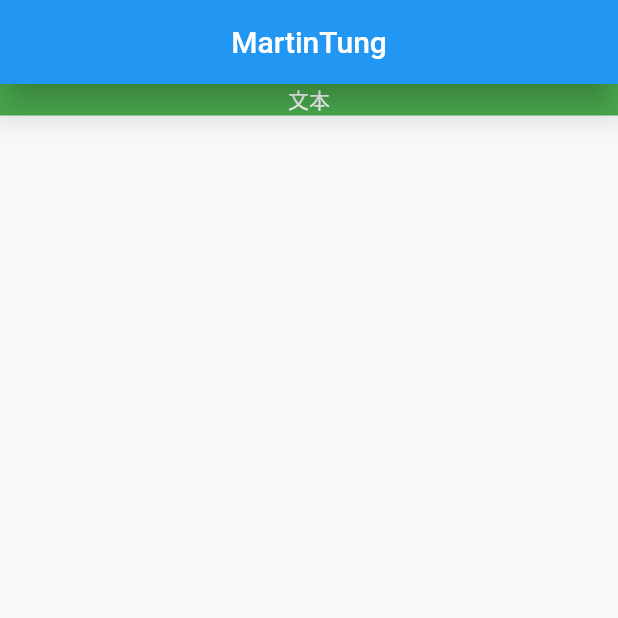
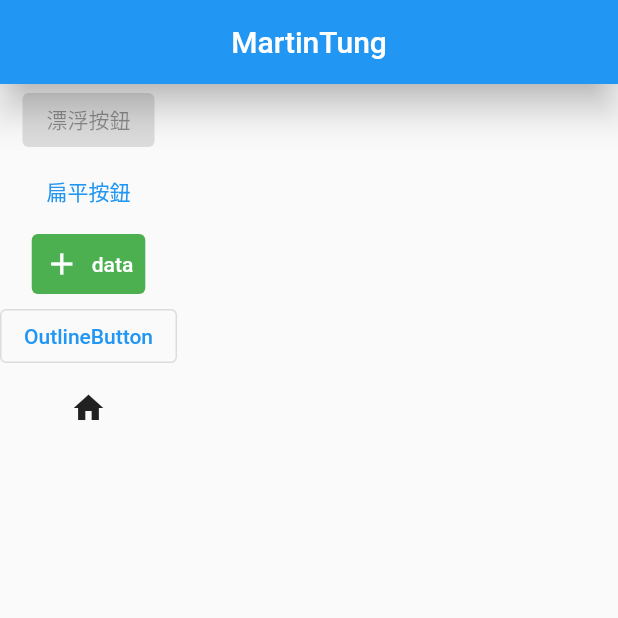
Before and after one commit to martin25tung/flutter_basic, a Flutter app: the screen it shows after launch, on a phone screen of 412 x 824 dp, the top half of it. Run offline on Flutter 3.47's test engine with Material 2 defaults, Android fonts, the light colour scheme and no system bars.

Commit message:
按鈕Button

```diff
--- a/lib/main.dart
+++ b/lib/main.dart
@@ -33,7 +33,7 @@ class HomePage extends StatelessWidget {
           elevation: 10,
           centerTitle: true,
         ),
-        body: TextDemo());
+        body: ButtonDemo());
   }
 }
 
--- a/lib/widgets/demo_01.dart
+++ b/lib/widgets/demo_01.dart
@@ -19,3 +19,37 @@ class TextDemo extends StatelessWidget {
     );
   }
 }
+
+class ButtonDemo extends StatelessWidget {
+  const ButtonDemo({Key? key}) : super(key: key);
+
+  @override
+  Widget build(BuildContext context) {
+    return Column(
+      children: [
+        ElevatedButton(onPressed: null, child: Text("漂浮按鈕")),
+        TextButton(
+          onPressed: () {},
+          child: Text("扁平按鈕"),
+        ),
+        TextButton.icon(
+          onPressed: () {},
+          label: Text(
+            "data",
+            style: TextStyle(color: Colors.white),
+          ),
+          icon: Icon(Icons.add),
+          style: ButtonStyle(
+              backgroundColor: MaterialStateProperty.all(Colors.green),
+              foregroundColor: MaterialStateProperty.all(Colors.white)),
+        ), // FlatButton 改成用TextButton
+        OutlinedButton(
+            onPressed: () {}, child: Text("OutlineButton")), // 有邊筐沒有陰影
+        IconButton(
+          icon: Icon(Icons.home),
+          onPressed: () {},
+        )
+      ],
+    );
+  }
+}
```
